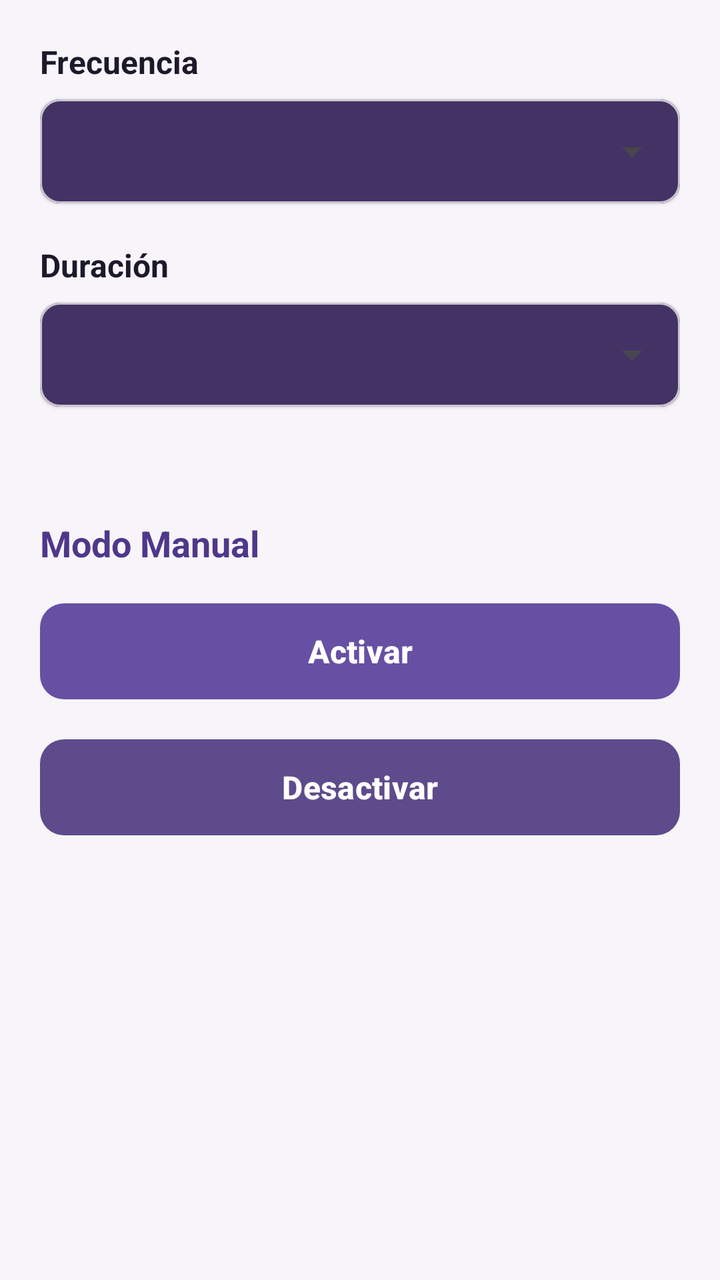
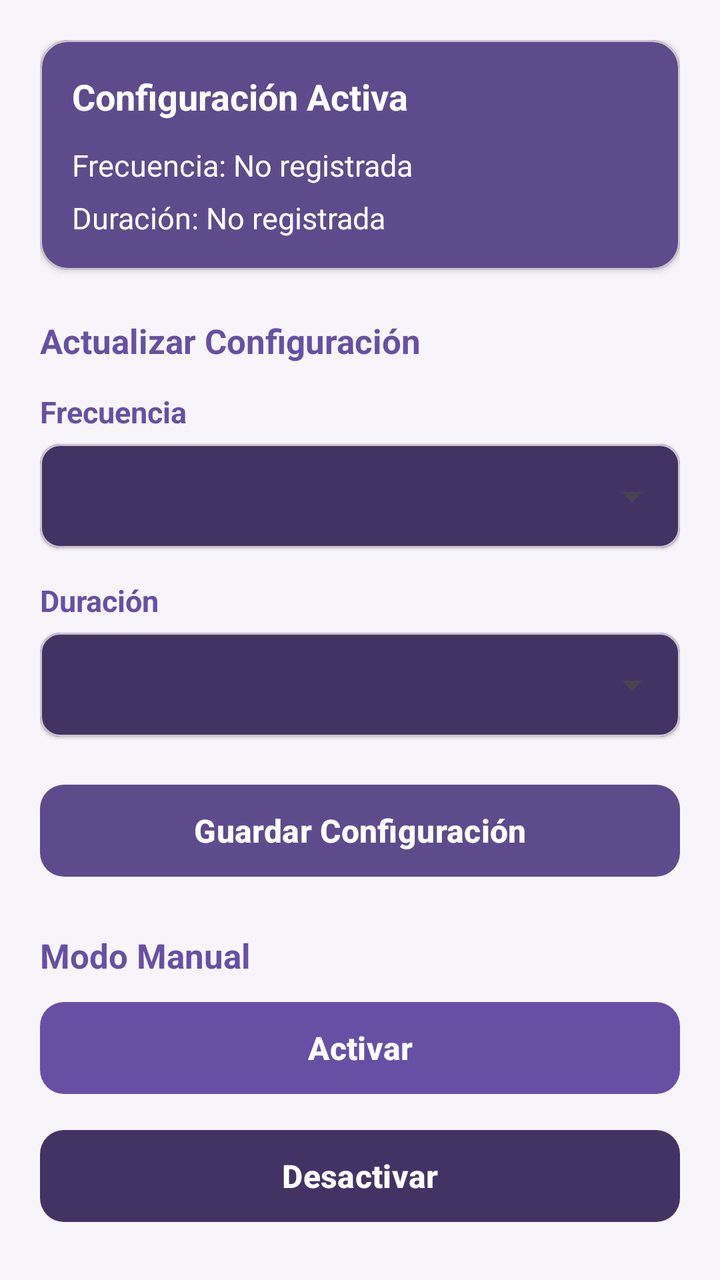

Screens rendered from an Android XML layout before and after an edit, with the pre-edit source and the edit as a unified diff.
<!-- AndroidManifest.xml: application theme Theme.BikeLight -->
<!-- res/layout/fragment_buzzer_config.xml -->
<?xml version="1.0" encoding="utf-8"?>
<ScrollView xmlns:android="http://schemas.android.com/apk/res/android"
    xmlns:app="http://schemas.android.com/apk/res-auto"
    android:layout_width="match_parent"
    android:layout_height="match_parent"
    android:background="@color/bikelight_bg"
    android:fillViewport="true"
    android:padding="20dp">

    <LinearLayout
        android:layout_width="match_parent"
        android:layout_height="wrap_content"
        android:orientation="vertical">

        <TextView
            android:layout_width="wrap_content"
            android:layout_height="wrap_content"
            android:text="Frecuencia"
            android:textSize="16sp"
            android:textStyle="bold"
            android:textColor="@color/bikelight_text_dark"
            android:layout_marginBottom="8dp" />

        <com.google.android.material.card.MaterialCardView
            android:layout_width="match_parent"
            android:layout_height="52dp"
            android:layout_marginBottom="20dp"
            app:cardCornerRadius="10dp"
            app:cardElevation="1dp"
            app:cardBackgroundColor="@color/bikelight_card_dark">

            <Spinner
                android:id="@+id/spinnerFrecuencia"
                android:layout_width="match_parent"
                android:layout_height="match_parent"
                android:paddingStart="8dp"
                android:paddingEnd="8dp"
                android:popupBackground="@color/bikelight_card_dark" />
        </com.google.android.material.card.MaterialCardView>

        <TextView
            android:layout_width="wrap_content"
            android:layout_height="wrap_content"
            android:text="Duración"
            android:textSize="16sp"
            android:textStyle="bold"
            android:textColor="@color/bikelight_text_dark"
            android:layout_marginBottom="8dp" />

        <com.google.android.material.card.MaterialCardView
            android:layout_width="match_parent"
            android:layout_height="52dp"
            android:layout_marginBottom="24dp"
            app:cardCornerRadius="10dp"
            app:cardElevation="1dp"
            app:cardBackgroundColor="@color/bikelight_card_dark">

            <Spinner
                android:id="@+id/spinnerDuracion"
                android:layout_width="match_parent"
                android:layout_height="match_parent"
                android:paddingStart="8dp"
                android:paddingEnd="8dp"
                android:popupBackground="@color/bikelight_card_dark" />
        </com.google.android.material.card.MaterialCardView>

        
        <TextView
            android:id="@+id/tvLabelModoManual"
            android:layout_width="wrap_content"
            android:layout_height="wrap_content"
            android:layout_marginTop="32dp"
            android:text="Modo Manual"
            android:textColor="@color/bikelight_primary_dark"
            android:textSize="18sp"
            android:textStyle="bold" />

        
        <com.google.android.material.button.MaterialButton
            android:id="@+id/btnActivar"
            android:layout_width="match_parent"
            android:layout_height="56dp"
            android:layout_marginTop="14dp"
            app:backgroundTint="@color/bikelight_primary"
            android:text="Activar"
            android:textAllCaps="false"
            android:textColor="@color/white"
            android:textSize="16sp"
            android:textStyle="bold"
            app:cornerRadius="12dp" />

        
        <com.google.android.material.button.MaterialButton
            android:id="@+id/btnDesactivar"
            android:layout_width="match_parent"
            android:layout_height="56dp"
            android:layout_marginTop="12dp"
            app:backgroundTint="@color/bikelight_card"
            android:text="Desactivar"
            android:textAllCaps="false"
            android:textColor="@color/white"
            android:textSize="16sp"
            android:textStyle="bold"
            app:cornerRadius="12dp" />
    </LinearLayout>
</ScrollView>
<!-- resources referenced by this layout -->
<resources>
  <color name="bikelight_bg">#F7F5FA</color>
  <color name="bikelight_card">#5E4B8B</color>
  <color name="bikelight_card_dark">#433364</color>
  <color name="bikelight_primary">#6750A4</color>
  <color name="bikelight_primary_dark">#4F378B</color>
  <color name="bikelight_text_dark">#1D192B</color>
  <color name="white">#FFFFFF</color>
  <style name="Theme.BikeLight" parent="Base.Theme.BikeLight" />
  <style name="Base.Theme.BikeLight" parent="Theme.Material3.DayNight.NoActionBar">
          
          
      </style>
</resources>

<!-- the commit's change to res/layout/fragment_buzzer_config.xml (unified diff, before → after) -->
@@ -12,19 +12,71 @@
         android:layout_height="wrap_content"
         android:orientation="vertical">
 
+        <com.google.android.material.card.MaterialCardView
+            android:id="@+id/cardFichaBuzzer"
+            android:layout_width="match_parent"
+            android:layout_height="wrap_content"
+            android:layout_marginBottom="24dp"
+            app:cardCornerRadius="14dp"
+            app:cardElevation="2dp"
+            app:cardBackgroundColor="@color/bikelight_card">
+
+            <LinearLayout
+                android:layout_width="match_parent"
+                android:layout_height="wrap_content"
+                android:orientation="vertical"
+                android:padding="16dp">
+
+                <TextView
+                    android:layout_width="wrap_content"
+                    android:layout_height="wrap_content"
+                    android:text="Configuración Activa"
+                    android:textSize="18sp"
+                    android:textStyle="bold"
+                    android:textColor="@color/white"
+                    android:layout_marginBottom="12dp" />
+
+                <TextView
+                    android:id="@+id/tvDisplayFrecuencia"
+                    android:layout_width="wrap_content"
+                    android:layout_height="wrap_content"
+                    android:text="Frecuencia: No registrada"
+                    android:textColor="@color/white"
+                    android:textSize="15sp"
+                    android:layout_marginBottom="6dp" />
+
+                <TextView
+                    android:id="@+id/tvDisplayDuracion"
+                    android:layout_width="wrap_content"
+                    android:layout_height="wrap_content"
+                    android:text="Duración: No registrada"
+                    android:textColor="@color/white"
+                    android:textSize="15sp" />
+            </LinearLayout>
+        </com.google.android.material.card.MaterialCardView>
+
+        <TextView
+            android:layout_width="wrap_content"
+            android:layout_height="wrap_content"
+            android:text="Actualizar Configuración"
+            android:textSize="17sp"
+            android:textStyle="bold"
+            android:textColor="@color/bikelight_primary"
+            android:layout_marginBottom="14dp" />
+
         <TextView
             android:layout_width="wrap_content"
             android:layout_height="wrap_content"
             android:text="Frecuencia"
-            android:textSize="16sp"
+            android:textSize="15sp"
             android:textStyle="bold"
-            android:textColor="@color/bikelight_text_dark"
-            android:layout_marginBottom="8dp" />
+            android:textColor="@color/bikelight_primary"
+            android:layout_marginBottom="6dp" />
 
         <com.google.android.material.card.MaterialCardView
             android:layout_width="match_parent"
             android:layout_height="52dp"
-            android:layout_marginBottom="20dp"
+            android:layout_marginBottom="16dp"
             app:cardCornerRadius="10dp"
             app:cardElevation="1dp"
             app:cardBackgroundColor="@color/bikelight_card_dark">
@@ -42,15 +94,15 @@
             android:layout_width="wrap_content"
             android:layout_height="wrap_content"
             android:text="Duración"
-            android:textSize="16sp"
+            android:textSize="15sp"
             android:textStyle="bold"
-            android:textColor="@color/bikelight_text_dark"
-            android:layout_marginBottom="8dp" />
+            android:textColor="@color/bikelight_primary"
+            android:layout_marginBottom="6dp" />
 
         <com.google.android.material.card.MaterialCardView
             android:layout_width="match_parent"
             android:layout_height="52dp"
-            android:layout_marginBottom="24dp"
+            android:layout_marginBottom="20dp"
             app:cardCornerRadius="10dp"
             app:cardElevation="1dp"
             app:cardBackgroundColor="@color/bikelight_card_dark">
@@ -64,38 +116,47 @@
                 android:popupBackground="@color/bikelight_card_dark" />
         </com.google.android.material.card.MaterialCardView>
 
-        
+        <com.google.android.material.button.MaterialButton
+            android:id="@+id/btnGuardarBuzzer"
+            android:layout_width="match_parent"
+            android:layout_height="54dp"
+            app:backgroundTint="@color/bikelight_card"
+            android:text="Guardar Configuración"
+            android:textAllCaps="false"
+            android:textColor="@color/white"
+            android:textSize="16sp"
+            android:textStyle="bold"
+            app:cornerRadius="12dp"
+            android:layout_marginBottom="24dp" />
+
         <TextView
             android:id="@+id/tvLabelModoManual"
             android:layout_width="wrap_content"
             android:layout_height="wrap_content"
-            android:layout_marginTop="32dp"
             android:text="Modo Manual"
-            android:textColor="@color/bikelight_primary_dark"
-            android:textSize="18sp"
-            android:textStyle="bold" />
+            android:textColor="@color/bikelight_primary"
+            android:textSize="17sp"
+            android:textStyle="bold"
+            android:layout_marginBottom="8dp" />
 
-        
         <com.google.android.material.button.MaterialButton
             android:id="@+id/btnActivar"
             android:layout_width="match_parent"
-            android:layout_height="56dp"
-            android:layout_marginTop="14dp"
+            android:layout_height="54dp"
             app:backgroundTint="@color/bikelight_primary"
             android:text="Activar"
             android:textAllCaps="false"
             android:textColor="@color/white"
             android:textSize="16sp"
             android:textStyle="bold"
-            app:cornerRadius="12dp" />
+            app:cornerRadius="12dp"
+            android:layout_marginBottom="10dp" />
 
-        
         <com.google.android.material.button.MaterialButton
             android:id="@+id/btnDesactivar"
             android:layout_width="match_parent"
-            android:layout_height="56dp"
-            android:layout_marginTop="12dp"
-            app:backgroundTint="@color/bikelight_card"
+            android:layout_height="54dp"
+            app:backgroundTint="@color/bikelight_card_dark"
             android:text="Desactivar"
             android:textAllCaps="false"
             android:textColor="@color/white"
<!-- resource entries referenced after the edit -->
@@ -4,8 +4,6 @@
   <color name="bikelight_card">#5E4B8B</color>
   <color name="bikelight_card_dark">#433364</color>
   <color name="bikelight_primary">#6750A4</color>
-  <color name="bikelight_primary_dark">#4F378B</color>
-  <color name="bikelight_text_dark">#1D192B</color>
   <color name="white">#FFFFFF</color>
   <style name="Theme.BikeLight" parent="Base.Theme.BikeLight" />
   <style name="Base.Theme.BikeLight" parent="Theme.Material3.DayNight.NoActionBar">
